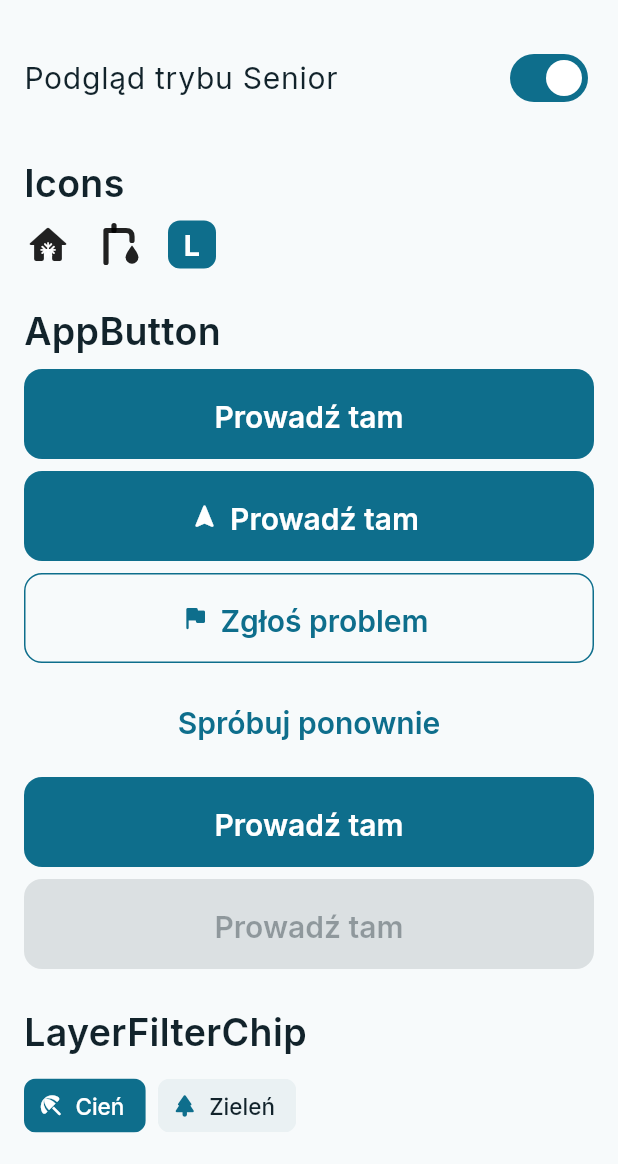
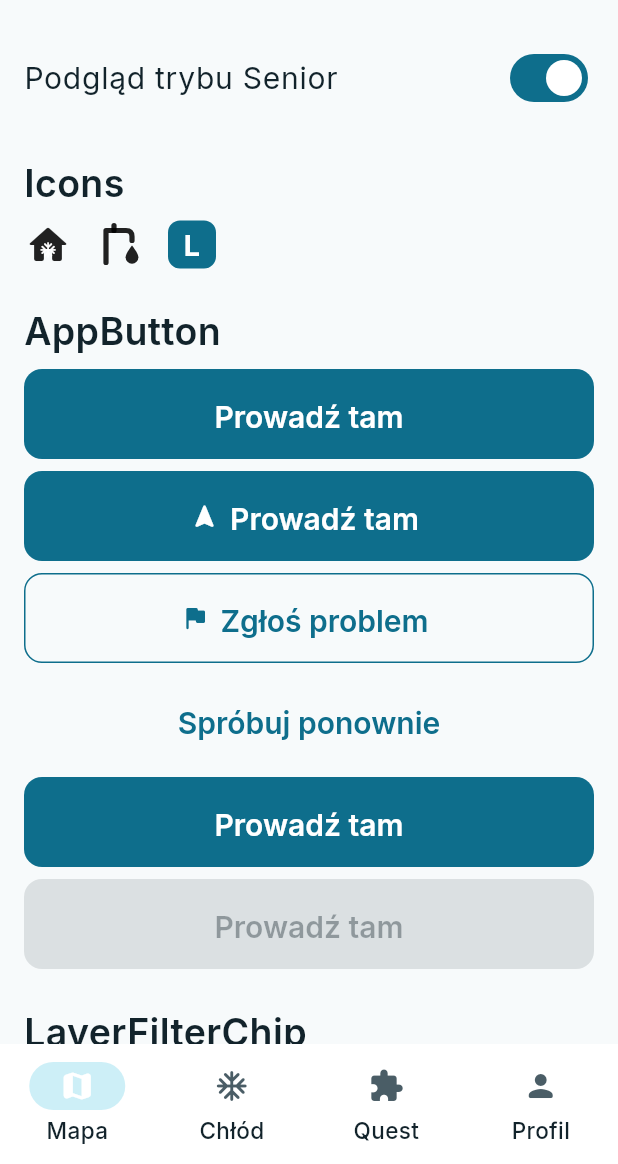
Before and after one commit to mikita672/cool-lodz-app, a Flutter app: the ComponentsShowcase screen opened directly, after a tap on "Podgląd trybu Senior", on a phone screen of 412 x 824 dp, the part 72-1236 px from its top. Run offline on Flutter 3.47's test engine with Material 3 defaults, Android fonts, the phone set to English and light mode, and no system bars; our stand-ins replace cloud_firestore, firebase_auth, firebase_core, firebase_messaging, flutter_riverpod, go_router; accounts and stored records are empty.

Commit message:
feat(design): add bottom nav, error toast and route skeleton to showcase; check tap target guidelines
Co-Authored-By: Claude Opus 5.5 <noreply@anthropic.com>

```diff
--- a/lib/app/app_shell.dart
+++ b/lib/app/app_shell.dart
@@ -11,39 +11,56 @@ class AppShell extends StatelessWidget {
 
   @override
   Widget build(BuildContext context) {
-    final l10n = AppLocalizations.of(context);
     return Scaffold(
       body: navigationShell,
-      bottomNavigationBar: NavigationBar(
+      bottomNavigationBar: AppNavigationBar(
         selectedIndex: navigationShell.currentIndex,
         onDestinationSelected: (index) => navigationShell.goBranch(
           index,
           // Tapping the active tab returns to its first screen.
           initialLocation: index == navigationShell.currentIndex,
         ),
-        destinations: [
-          NavigationDestination(
-            icon: const Icon(Icons.map_outlined),
-            selectedIcon: const Icon(Icons.map),
-            label: l10n.navMap,
-          ),
-          NavigationDestination(
-            icon: const Icon(Icons.ac_unit_outlined),
-            selectedIcon: const Icon(Icons.ac_unit),
-            label: l10n.navCool,
-          ),
-          NavigationDestination(
-            icon: const Icon(Icons.extension_outlined),
-            selectedIcon: const Icon(Icons.extension),
-            label: l10n.navQuest,
-          ),
-          NavigationDestination(
-            icon: const Icon(Icons.person_outline),
-            selectedIcon: const Icon(Icons.person),
-            label: l10n.navProfile,
-          ),
-        ],
       ),
     );
   }
 }
+
+/// The bottom navigation bar itself (also shown on the debug showcase).
+/// Labels are always visible; the active tab gets the indicator pill.
+class AppNavigationBar extends StatelessWidget {
+  const AppNavigationBar({
+    super.key,
+    required this.selectedIndex,
+    required this.onDestinationSelected,
+  });
+
+  final int selectedIndex;
+  final ValueChanged<int> onDestinationSelected;
+
+  @override
+  Widget build(BuildContext context) {
+    final l10n = AppLocalizations.of(context);
+    return NavigationBar(
+      selectedIndex: selectedIndex,
+      onDestinationSelected: onDestinationSelected,
+      destinations: [
+        NavigationDestination(
+          icon: const Icon(Icons.map_rounded),
+          label: l10n.navMap,
+        ),
+        NavigationDestination(
+          icon: const Icon(Icons.ac_unit_rounded),
+          label: l10n.navCool,
+        ),
+        NavigationDestination(
+          icon: const Icon(Icons.extension_rounded),
+          label: l10n.navQuest,
+        ),
+        NavigationDestination(
+          icon: const Icon(Icons.person_rounded),
+          label: l10n.navProfile,
+        ),
+      ],
+    );
+  }
+}
--- a/lib/shared/debug/components_showcase.dart
+++ b/lib/shared/debug/components_showcase.dart
@@ -1,5 +1,6 @@
 import 'package:flutter/material.dart';
 
+import '../../app/app_shell.dart';
 import '../../app/senior_mode.dart';
 import '../../app/theme.dart';
 import '../../l10n/app_localizations.dart';
@@ -41,12 +42,17 @@ class _ComponentsShowcaseState extends State<ComponentsShowcase> {
   var _shadeLayer = true;
   var _greenLayer = false;
   var _loading = false;
+  var _tab = 0;
 
-  void _tap() => showAppToast(context, 'Tap');
+  final _messenger = GlobalKey<ScaffoldMessengerState>();
 
-  @override
-  Widget build(BuildContext context) {
-    final l10n = AppLocalizations.of(context);
+  void _tap() => _messenger.currentState
+    ?..hideCurrentSnackBar()
+    ..showSnackBar(const SnackBar(content: AppToastContent(message: 'Tap')));
+
+  /// Applies the previewed theme and text size. Dialogs are pushed above
+  /// this page, so they are wrapped again when opened.
+  Widget _preview(BuildContext context, Widget child) {
     final media = MediaQuery.of(context);
     return Theme(
       data: AppTheme.light(senior: _senior),
@@ -54,6 +60,19 @@ class _ComponentsShowcaseState extends State<ComponentsShowcase> {
         data: _senior
             ? media.copyWith(textScaler: SeniorTextScaler(media.textScaler))
             : media,
+        child: child,
+      ),
+    );
+  }
+
+  @override
+  Widget build(BuildContext context) {
+    final l10n = AppLocalizations.of(context);
+    return _preview(
+      context,
+      // Own messenger: toasts render inside the previewed theme.
+      ScaffoldMessenger(
+        key: _messenger,
         child: Scaffold(
           appBar: AppBar(title: Text(l10n.dsShowcaseTitle)),
           body: SingleChildScrollView(
@@ -70,6 +89,10 @@ class _ComponentsShowcaseState extends State<ComponentsShowcase> {
                 ..._sections(context, l10n),
               ],
             ),
+          ),
+          bottomNavigationBar: AppNavigationBar(
+            selectedIndex: _tab,
+            onDestinationSelected: (i) => setState(() => _tab = i),
           ),
         ),
       ),
@@ -305,12 +328,14 @@ class _ComponentsShowcaseState extends State<ComponentsShowcase> {
     ]),
     const _Section('Skeleton', [
       SkeletonCard(),
+      SkeletonRouteCard(),
       SkeletonBox(height: 120, radius: AppSizes.radiusCard),
     ]),
     _Section('Toast', [
       for (final (kind, text) in const [
         (ToastKind.success, '+50 pkt · litera Ł odkryta'),
-        (ToastKind.warning, 'Kod nieważny'),
+        (ToastKind.error, 'Kod nieważny'),
+        (ToastKind.warning, 'Jesteś za daleko od miejsca'),
         (ToastKind.info, 'Trasa zapisana'),
       ]) ...[
         Container(
@@ -338,17 +363,27 @@ class _ComponentsShowcaseState extends State<ComponentsShowcase> {
           label: l10n.dsBadgeNew,
           variant: AppButtonVariant.secondary,
           expand: true,
-          onPressed: () => showBadgeUnlockedDialog(
-            context,
+          onPressed: () => showDialog<void>(
+            context: context,
+            builder: (dialogContext) => _preview(
+              dialogContext,
+              BadgeUnlockedDialog(
                 icon: Icons.home_rounded,
                 name: 'Strażnik chłodu',
                 description:
                     'Odwiedziłeś 5 różnych miejsc chłodu. '
                     'Tak trzymaj w upalne dni.',
                 points: 30,
+                onClose: () => Navigator.of(dialogContext).pop(),
               ),
             ),
           ),
+        ),
+      ),
+    ]),
+    _Section('BottomNav', [
+      for (final i in [0, 2])
+        AppNavigationBar(selectedIndex: i, onDestinationSelected: (_) {}),
     ]),
     _Section('MapPin', [
       Wrap(
```
Also changed, not shown: 1 other file. Lines whose indentation alone changed are shown as unchanged.
